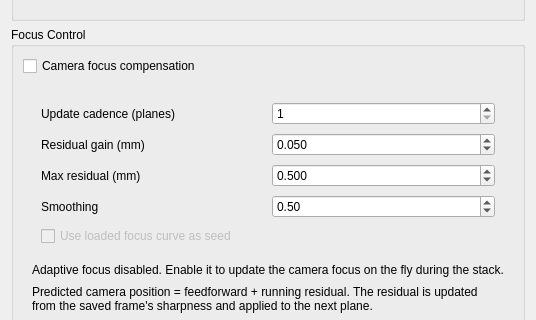
Old version of the form lightsheet/gui/panels/ui_stack_panel.ui in the repository LIOMLab/lightsheet; both pictures show x 0 to 536 and y 371 to 691 of the 536 by 793 pixel window.
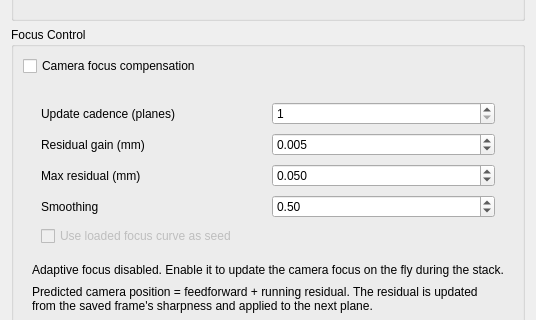
New version of the form. Custom widgets are drawn as their Qt base class.

What changed in the file:
```diff
--- a/lightsheet/gui/panels/ui_stack_panel.ui
+++ b/lightsheet/gui/panels/ui_stack_panel.ui
@@ -676,7 +676,7 @@
               <double>0.010000000000000</double>
              </property>
              <property name="value">
-              <double>0.050000000000000</double>
+              <double>0.005000000000000</double>
              </property>
             </widget>
            </item>
@@ -702,7 +702,7 @@
               <double>0.050000000000000</double>
              </property>
              <property name="value">
-              <double>0.500000000000000</double>
+              <double>0.050000000000000</double>
              </property>
             </widget>
            </item>
```
Left out of the diff: 4 changed lines with no effect on the pictures.
